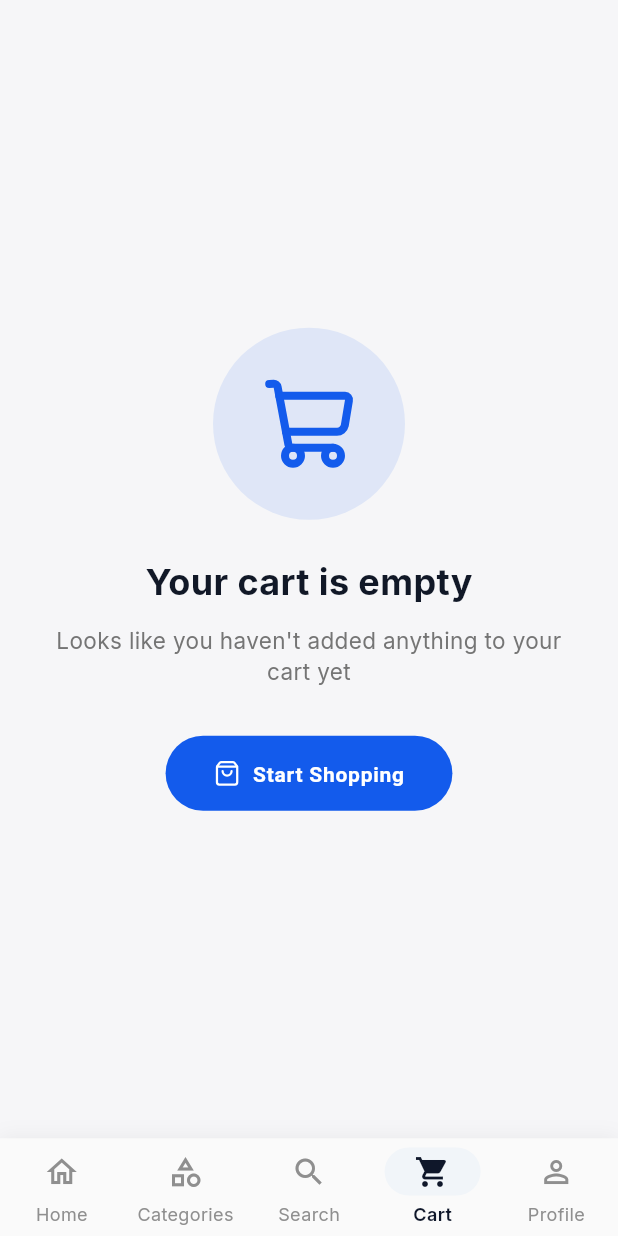
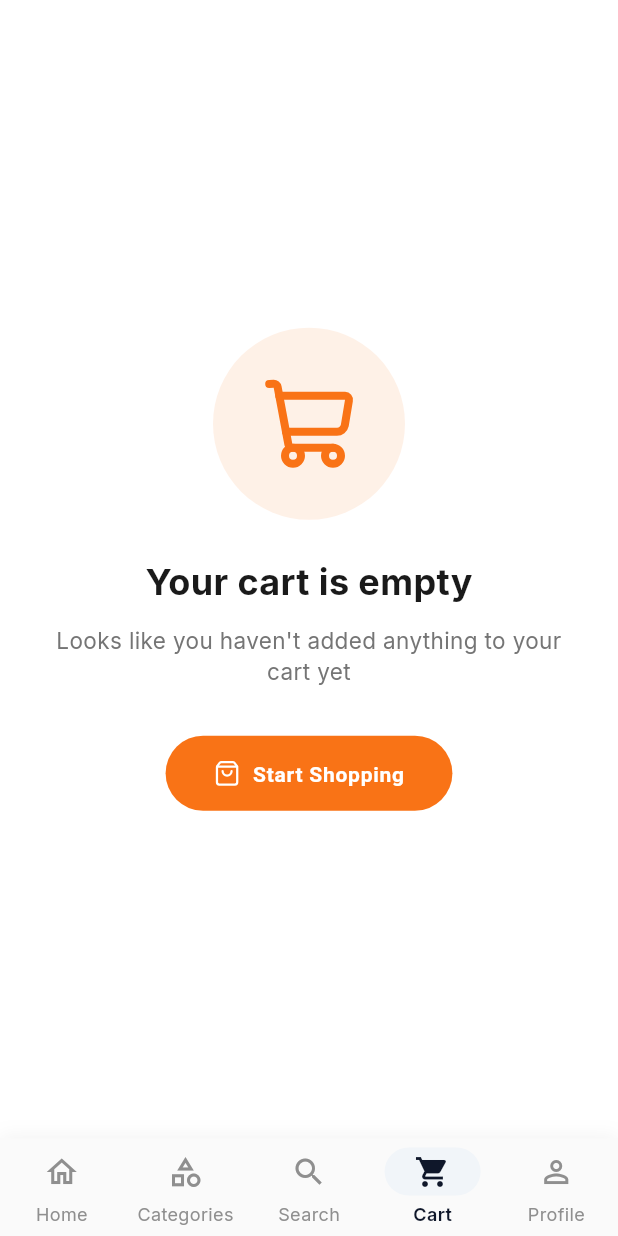
Before and after one commit to rahmatullahboss/dc-store, a Flutter app: the CartScreen screen opened by its route, on a phone screen of 412 x 824 dp. Run offline on Flutter 3.47's test engine with Material 3 defaults, Android fonts, the phone set to English and light mode, and no system bars; drawn by our look-alikes of flutter_animate, toastification; our stand-ins replace cached_network_image, connectivity_plus, dio, equatable, flutter_bloc, flutter_local_notifications and 11 more; missing offline and left inert: dart_either; accounts and stored records are empty; network calls fail; project files that could hold a hidden picture were left out.

Commit message:
refactor(theme): use AppColors in CartScreen and CheckoutScreen
- Replace hardcoded theme colors with AppColors utilities
- CartScreen: bgColor, surfaceColor, textColor, borderColor use AppColors
- CheckoutScreen: Same pattern, replaced primaryBlue with primaryAccent
- Both screens now support consistent light/dark mode theming
- Improves white-label customization capabilities

```diff
--- a/mobile_app/lib/presentation/cart/cart_screen.dart
+++ b/mobile_app/lib/presentation/cart/cart_screen.dart
@@ -6,6 +6,7 @@ import 'package:cached_network_image/cached_network_image.dart';
 import 'package:lucide_icons/lucide_icons.dart';
 import 'package:toastification/toastification.dart';
 
+import '../../core/theme/app_colors.dart';
 import '../../features/cart/domain/cart_item_model.dart';
 import '../../features/cart/presentation/providers/cart_provider.dart';
 
@@ -99,13 +100,21 @@ class _CartScreenState extends ConsumerState<CartScreen> {
     final cartTotal = ref.watch(cartTotalProvider);
     final isDark = Theme.of(context).brightness == Brightness.dark;
 
-    // Theme colors
-    const primaryBlue = Color(0xFF135bec);
-    final bgColor = isDark ? const Color(0xFF101622) : const Color(0xFFF6F6F8);
-    final surfaceColor = isDark ? const Color(0xFF1E293B) : Colors.white;
-    final textColor = isDark ? Colors.white : const Color(0xFF111827);
-    final subtleTextColor = isDark ? Colors.grey[400]! : Colors.grey[500]!;
-    final borderColor = isDark ? Colors.grey[800]! : Colors.grey[200]!;
+    // Theme-aware colors using AppColors
+    const primaryAccent = AppColors.accent;
+    final bgColor = AppColors.getBackground(context);
+    final surfaceColor = AppColors.getCard(context);
+    final textColor = AppColors.getTextPrimary(context);
+    final subtleTextColor = AppColors.adaptive(
+      context,
+      AppColors.textSecondary,
+      AppColors.darkTextSecondary,
+    );
+    final borderColor = AppColors.adaptive(
+      context,
+      AppColors.border,
+      AppColors.darkBorder,
+    );
 
     // Calculate totals
     final subtotal = cartTotal;
@@ -117,7 +126,7 @@ class _CartScreenState extends ConsumerState<CartScreen> {
     return Scaffold(
       backgroundColor: bgColor,
       body: cartItems.isEmpty
-          ? _buildEmptyCart(context, isDark, textColor, primaryBlue)
+          ? _buildEmptyCart(context, isDark, textColor, primaryAccent)
           : Stack(
               children: [
                 CustomScrollView(
@@ -144,7 +153,7 @@ class _CartScreenState extends ConsumerState<CartScreen> {
                             style: TextStyle(
                               fontSize: 18,
                               fontWeight: FontWeight.w500,
-                              color: primaryBlue,
+                              color: primaryAccent,
                             ),
                           ),
                         ],
@@ -191,7 +200,7 @@ class _CartScreenState extends ConsumerState<CartScreen> {
                               Icon(
                                 LucideIcons.truck,
                                 size: 16,
-                                color: primaryBlue,
+                                color: primaryAccent,
                               ),
                               const SizedBox(width: 8),
                               Text(
@@ -199,7 +208,7 @@ class _CartScreenState extends ConsumerState<CartScreen> {
                                 style: TextStyle(
                                   fontSize: 12,
                                   fontWeight: FontWeight.w500,
-                                  color: primaryBlue,
+                                  color: primaryAccent,
                                 ),
                               ),
                             ],
@@ -223,7 +232,7 @@ class _CartScreenState extends ConsumerState<CartScreen> {
                             textColor,
                             subtleTextColor,
                             borderColor,
-                            primaryBlue,
+                            primaryAccent,
                           );
                         }, childCount: cartItems.length),
                       ),
@@ -238,7 +247,7 @@ class _CartScreenState extends ConsumerState<CartScreen> {
                           textColor,
                           subtleTextColor,
                           borderColor,
-                          primaryBlue,
+                          primaryAccent,
                         ),
                       ),
 
@@ -250,7 +259,7 @@ class _CartScreenState extends ConsumerState<CartScreen> {
                         textColor,
                         subtleTextColor,
                         borderColor,
-                        primaryBlue,
+                        primaryAccent,
                       ),
                     ),
 
@@ -262,7 +271,7 @@ class _CartScreenState extends ConsumerState<CartScreen> {
                         textColor,
                         subtleTextColor,
                         borderColor,
-                        primaryBlue,
+                        primaryAccent,
                       ),
                     ),
 
@@ -299,7 +308,7 @@ class _CartScreenState extends ConsumerState<CartScreen> {
                     isDark,
                     surfaceColor,
                     borderColor,
-                    primaryBlue,
+                    primaryAccent,
                   ),
                 ),
               ],
@@ -311,7 +320,7 @@ class _CartScreenState extends ConsumerState<CartScreen> {
     BuildContext context,
     bool isDark,
     Color textColor,
-    Color primaryBlue,
+    Color primaryAccent,
   ) {
     return Center(
       child: Padding(
@@ -322,13 +331,13 @@ class _CartScreenState extends ConsumerState<CartScreen> {
             Container(
               padding: const EdgeInsets.all(32),
               decoration: BoxDecoration(
-                color: primaryBlue.withAlpha(26),
+                color: primaryAccent.withAlpha(26),
                 shape: BoxShape.circle,
               ),
               child: Icon(
                 LucideIcons.shoppingCart,
                 size: 64,
-                color: primaryBlue,
+                color: primaryAccent,
               ),
             ),
             const SizedBox(height: 24),
@@ -355,7 +364,7 @@ class _CartScreenState extends ConsumerState<CartScreen> {
               icon: const Icon(LucideIcons.shoppingBag),
               label: const Text("Start Shopping"),
               style: ElevatedButton.styleFrom(
-                backgroundColor: primaryBlue,
+                backgroundColor: primaryAccent,
                 foregroundColor: Colors.white,
                 padding: const EdgeInsets.symmetric(
                   horizontal: 32,
@@ -382,7 +391,7 @@ class _CartScreenState extends ConsumerState<CartScreen> {
     Color textColor,
     Color subtleTextColor,
     Color borderColor,
-    Color primaryBlue,
+    Color primaryAccent,
   ) {
     final hasDiscount =
         item.product.compareAtPrice != null &&
@@ -602,7 +611,7 @@ class _CartScreenState extends ConsumerState<CartScreen> {
                                     .addToCart(item.product),
                                 isDark: isDark,
                                 surfaceColor: surfaceColor,
-                                primaryBlue: primaryBlue,
+                                primaryAccent: primaryAccent,
                               ),
                             ],
                           ),
@@ -662,7 +671,7 @@ class _CartScreenState extends ConsumerState<CartScreen> {
     required bool isDark,
     required Color surfaceColor,
     Color? subtleTextColor,
-    Color? primaryBlue,
+    Color? primaryAccent,
   }) {
     return GestureDetector(
       onTap: onTap,
@@ -680,7 +689,7 @@ class _CartScreenState extends ConsumerState<CartScreen> {
             ),
           ],
         ),
-        child: Icon(icon, size: 14, color: primaryBlue ?? subtleTextColor),
+        child: Icon(icon, size: 14, color: primaryAccent ?? subtleTextColor),
       ),
     );
   }
@@ -691,7 +700,7 @@ class _CartScreenState extends ConsumerState<CartScreen> {
     Color textColor,
     Color subtleTextColor,
     Color borderColor,
-    Color primaryBlue,
+    Color primaryAccent,
   ) {
     return Padding(
       padding: const EdgeInsets.symmetric(horizontal: 16, vertical: 8),
@@ -748,7 +757,7 @@ class _CartScreenState extends ConsumerState<CartScreen> {
                           isDark,
                           textColor,
                           subtleTextColor,
-                          primaryBlue,
+                          primaryAccent,
                         ),
                       )
                       .toList(),
@@ -766,7 +775,7 @@ class _CartScreenState extends ConsumerState<CartScreen> {
     bool isDark,
     Color textColor,
     Color subtleTextColor,
-    Color primaryBlue,
+    Color primaryAccent,
   ) {
     return Row(
       children: [
@@ -817,7 +826,7 @@ class _CartScreenState extends ConsumerState<CartScreen> {
                   style: TextStyle(
                     fontSize: 12,
                     fontWeight: FontWeight.bold,
-                    color: primaryBlue,
+                    color: primaryAccent,
                   ),
                 ),
               ),
@@ -834,7 +843,7 @@ class _CartScreenState extends ConsumerState<CartScreen> {
     Color textColor,
     Color subtleTextColor,
     Color borderColor,
-    Color primaryBlue,
+    Color primaryAccent,
   ) {
     return Padding(
       padding: const EdgeInsets.only(left: 16, top: 16, bottom: 8),
@@ -866,7 +875,7 @@ class _CartScreenState extends ConsumerState<CartScreen> {
                   textColor,
                   subtleTextColor,
                   borderColor,
-                  primaryBlue,
+                  primaryAccent,
                 );
               },
             ),
@@ -883,7 +892,7 @@ class _CartScreenState extends ConsumerState<CartScreen> {
     Color textColor,
     Color subtleTextColor,
     Color borderColor,
-    Color primaryBlue,
+    Color primaryAccent,
   ) {
     return SizedBox(
       width: 144,
@@ -934,7 +943,7 @@ class _CartScreenState extends ConsumerState<CartScreen> {
               padding: const EdgeInsets.symmetric(vertical: 8),
               decoration: BoxDecoration(
                 borderRadius: BorderRadius.circular(8),
-                border: Border.all(color: primaryBlue),
+                border: Border.all(color: primaryAccent),
               ),
               child: Text(
                 "Add",
@@ -942,7 +951,7 @@ class _CartScreenState extends ConsumerState<CartScreen> {
                 style: TextStyle(
                   fontSize: 12,
                   fontWeight: FontWeight.bold,
-                  color: primaryBlue,
+                  color: primaryAccent,
                 ),
               ),
             ),
@@ -958,7 +967,7 @@ class _CartScreenState extends ConsumerState<CartScreen> {
     Color textColor,
     Color subtleTextColor,
     Color borderColor,
-    Color primaryBlue,
+    Color primaryAccent,
   ) {
     return Padding(
       padding: const EdgeInsets.all(16),
@@ -1267,7 +1276,7 @@ class _CartScreenState extends ConsumerState<CartScreen> {
     bool isDark,
     Color surfaceColor,
     Color borderColor,
-    Color primaryBlue,
+    Color primaryAccent,
   ) {
     return Container(
       padding: const EdgeInsets.all(16),
@@ -1295,11 +1304,11 @@ class _CartScreenState extends ConsumerState<CartScreen> {
                   vertical: 16,
                 ),
                 decoration: BoxDecoration(
-                  color: primaryBlue,
+                  color: primaryAccent,
                   borderRadius: BorderRadius.circular(50),
                   boxShadow: [
                     BoxShadow(
-                      color: primaryBlue.withAlpha(77),
+                      color: primaryAccent.withAlpha(77),
                       blurRadius: 12,
                       offset: const Offset(0, 4),
                     ),
```
Also changed, not shown: mobile_app/lib/features/checkout/presentation/checkout_screen.dart (+30 -16 lines).
